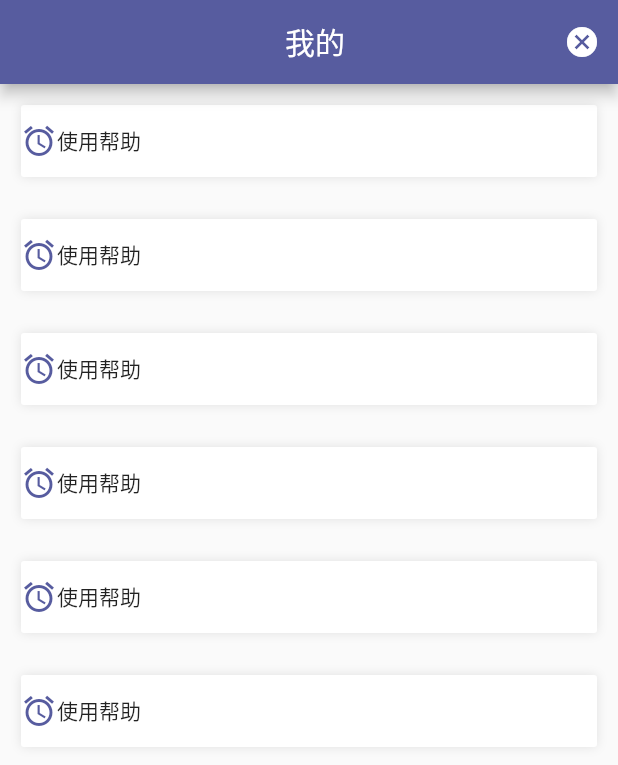
After one commit to wyswill/dongdong_recorder, a Flutter app: the screen it shows after launch, after a tap on the "account circle" icon, on a phone screen of 412 x 824 dp. The commit adds this screen. Shown: the top 765 px of the screen. Run offline on Flutter 3.47's test engine with Material 2 defaults, Android fonts, the phone set to English and light mode, and no system bars; our stand-ins replace audioplayers, event_bus; missing offline and left inert: flutter_ffmpeg, flutter_plugin_record.

Commit message:
我的页面

```diff
--- a/lib/pages/MainPage/MainPage.dart
+++ b/lib/pages/MainPage/MainPage.dart
@@ -78,7 +78,11 @@ class _MainPageState extends State<MainPage>
   Widget build(BuildContext context) {
     return Scaffold(
       appBar: AppBar(
-        leading: Icon(Icons.account_circle),
+        leading: IconButton(
+            icon: Icon(Icons.account_circle),
+            onPressed: () {
+              Navigator.pushNamed(context, '/mine');
+            }),
         title: Center(child: Text('录音机')),
         actions: <Widget>[Icon(Icons.list)],
       ),
--- a/lib/pages/MainPage/bottom.dart
+++ b/lib/pages/MainPage/bottom.dart
@@ -94,12 +94,14 @@ class _BottomshowBarState extends State<BottomshowBar>
       controller.forward();
     });
     streamSubscription = eventBus.on<NullEvent>().listen((event) async {
+      if (this.curentState != bottomState.recrod) {
         setState(() {
           plaingFile = null;
           this.curentState = bottomState.recrod;
         });
         controller.reset();
         controller.forward();
+      }
     });
   }
 
--- /dev/null
+++ b/lib/pages/mine/mine.dart
@@ -0,0 +1,70 @@
+import 'package:flutter/material.dart';
+
+class Mine extends StatefulWidget {
+  const Mine({Key key, this.arguments}) : super(key: key);
+  final arguments;
+
+  @override
+  _MineState createState() => _MineState();
+}
+
+class _MineState extends State<Mine> {
+  List<Map<String, dynamic>> data = [
+    {"icon": Icons.access_alarms, "title": "使用帮助", "router": '/'},
+    {"icon": Icons.access_alarms, "title": "使用帮助", "router": '/'},
+    {"icon": Icons.access_alarms, "title": "使用帮助", "router": '/'},
+    {"icon": Icons.access_alarms, "title": "使用帮助", "router": '/'},
+    {"icon": Icons.access_alarms, "title": "使用帮助", "router": '/'},
+    {"icon": Icons.access_alarms, "title": "使用帮助", "router": '/'},
+  ];
+
+  @override
+  Widget build(BuildContext context) {
+    return Scaffold(
+      appBar: AppBar(
+        leading: Container(),
+        title: Center(child: Text('我的')),
+        actions: <Widget>[
+          IconButton(
+              icon: Icon(Icons.cancel),
+              onPressed: () {
+                Navigator.popAndPushNamed(context, '/mainPage');
+              })
+        ],
+      ),
+      body: ListView.builder(
+        itemBuilder: (context, index) {
+          Map<String, dynamic> curent = data[index];
+          return buildItem(curent);
+        },
+        itemCount: data.length,
+      ),
+    );
+  }
+
+  Widget buildItem(Map<String, dynamic> curent) {
+    return Container(
+      height: 48,
+      margin: EdgeInsets.symmetric(vertical: 14, horizontal: 14),
+      decoration: BoxDecoration(
+        color: Colors.white,
+        boxShadow: <BoxShadow>[
+          BoxShadow(
+              color: Color.fromRGBO(187, 187, 187, 0.4),
+              offset: Offset(0, 0),
+              blurRadius: 5)
+        ],
+        borderRadius: BorderRadius.all(Radius.circular(2)),
+      ),
+      child: Row(
+        children: <Widget>[
+          Icon(
+            curent['icon'],
+            color: Theme.of(context).primaryColor,
+          ),
+          Text(curent['title']),
+        ],
+      ),
+    );
+  }
+}
--- a/lib/router.dart
+++ b/lib/router.dart
@@ -1,8 +1,10 @@
 import 'package:asdasd/pages/MainPage/MainPage.dart';
+import 'package:asdasd/pages/mine/mine.dart';
 import 'package:flutter/material.dart';
 
 Map routes = {
   "/mainPage": (context, {arguments}) => MainPage(arguments: arguments),
+  "/mine": (context, {arguments}) => Mine(arguments: arguments),
 };
 
 generateRoute(RouteSettings settings) {
--- a/lib/widgets/listItem.dart
+++ b/lib/widgets/listItem.dart
@@ -32,9 +32,9 @@ class _ListItemState extends State<ListItem> {
   @override
   void didChangeDependencies() {
     streamSubscription = eventBus.on<Trash_option>().listen((event) {
-      setState(() {
-        this.datas.removeAt(event.index);
-      });
+      // setState(() {
+      //   this.datas.removeAt(event.index);
+      // });
     });
     super.didChangeDependencies();
   }
```
Also changed, not shown: lib/pages/list/list.dart (+12 -5 lines), lib/pages/list/recrodingFileItems.dart (+8 -2 lines). Lines whose indentation alone changed are shown as unchanged.
